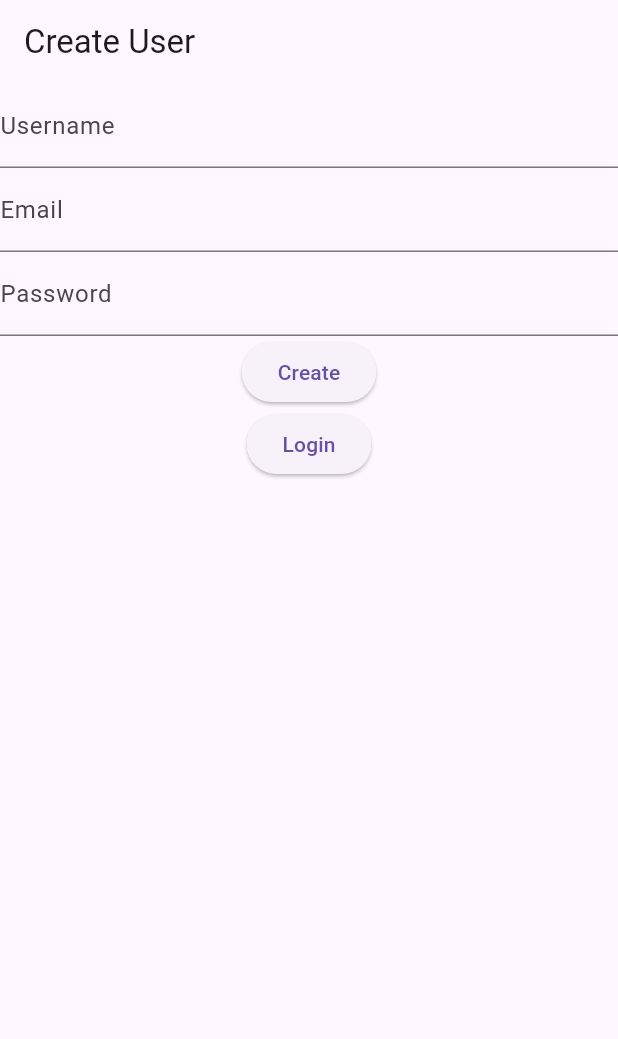
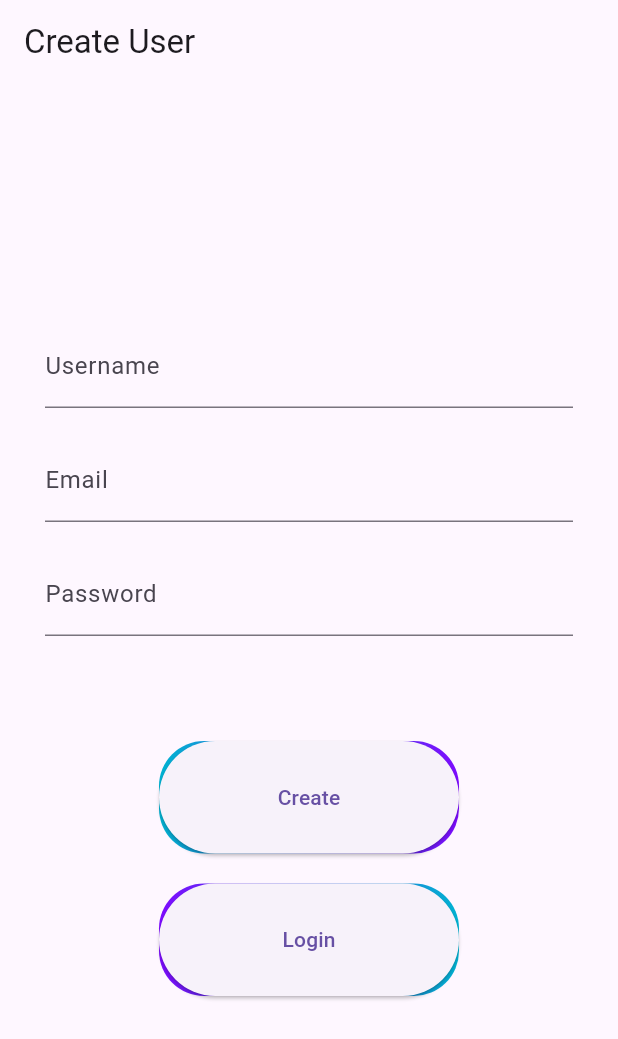
Before and after one commit to codewithwest/project_codewithwest-admin, a Flutter app: the screen it shows after launch, after a tap on "Register", on a phone screen of 412 x 824 dp. Shown: the top 1039 px of the screen. Run offline on Flutter 3.47's test engine with Material 3 defaults, Android fonts, the light colour scheme and no system bars; our stand-ins replace graphql_flutter; generated files the repository leaves out were written again.

Commit message:
Adding Landing, Login and Register styling

```diff
--- a/lib/src/auth/create_admin_user.dart
+++ b/lib/src/auth/create_admin_user.dart
@@ -1,4 +1,5 @@
 import 'package:codewithwest_admin/src/auth/login_admin_user.dart';
+import 'package:codewithwest_admin/src/helper/screen_breakpoints.dart';
 import 'package:flutter/material.dart';
 import 'package:graphql_flutter/graphql_flutter.dart';
 
@@ -34,15 +35,23 @@ class _CreateAdminUserState extends State<CreateAdminUser> {
       }
     }
     ''';
-
+    double screenWidth = MediaQuery.of(context).size.width;
     return Scaffold(
       appBar: AppBar(title: const Text('Create User')),
-      body: Align(
+      body: Container(
+        margin: EdgeInsets.symmetric(
+            horizontal: screenWidth > ScreenBreakpoints.large
+                ? 300
+                : screenWidth > ScreenBreakpoints.medium
+                    ? 150
+                    : 30),
         alignment: Alignment.center,
         // padding: const EdgeInsets.all(16.0),
-        child: Form(
         key: _formKey,
         child: Column(
+          spacing: 20,
+          mainAxisAlignment: MainAxisAlignment.center,
+          crossAxisAlignment: CrossAxisAlignment.center,
           children: [
             TextFormField(
               controller: _usernameController,
@@ -80,6 +89,7 @@ class _CreateAdminUserState extends State<CreateAdminUser> {
                 return null;
               },
             ),
+            SizedBox(height: 30),
             Mutation(
               options: MutationOptions(
                 // The options are here!
@@ -96,9 +106,20 @@ class _CreateAdminUserState extends State<CreateAdminUser> {
                 QueryResult? result,
               ) {
                 return Column(
+                  spacing: 20,
+
                   // Wrap in a Column to avoid layout issues
                   children: [
-                      ElevatedButton(
+                    Container(
+                      width: 200,
+                      height: 75,
+                      decoration: BoxDecoration(
+                          borderRadius: BorderRadius.circular(30),
+                          gradient: const LinearGradient(colors: [
+                            Color.fromARGB(255, 0, 178, 209),
+                            Color.fromARGB(255, 125, 10, 255),
+                          ])),
+                      child: ElevatedButton(
                         onPressed: () {
                           if (_formKey.currentState!.validate()) {
                             runMutation({
@@ -112,10 +133,21 @@ class _CreateAdminUserState extends State<CreateAdminUser> {
                         },
                         child: const Text('Create'),
                       ),
-                      ElevatedButton(
+                    ),
+                    Container(
+                      width: 200,
+                      height: 75,
+                      decoration: BoxDecoration(
+                          borderRadius: BorderRadius.circular(30),
+                          gradient: const LinearGradient(colors: [
+                            Color.fromARGB(255, 125, 10, 255),
+                            Color.fromARGB(255, 0, 178, 209),
+                          ])),
+                      child: ElevatedButton(
                         onPressed: () => Navigator.pushReplacementNamed(
                             context, LoginAdminUser.routeName),
                         child: const Text('Login'),
+                      ),
                     ),
                     if (result != null) // Check if result is not null
                       if (result.isLoading)
@@ -131,7 +163,6 @@ class _CreateAdminUserState extends State<CreateAdminUser> {
           ],
         ),
       ),
-      ),
     );
   }
 
--- /dev/null
+++ b/lib/src/helper/screen_breakpoints.dart
@@ -0,0 +1,5 @@
+class ScreenBreakpoints {
+  static const double small = 600; // Example: For smaller desktop screens
+  static const double medium = 1024; // Example: Typical desktop size
+  static const double large = 1440; // Example: Larger desktop screens
+}
--- a/lib/src/landing_page.dart
+++ b/lib/src/landing_page.dart
@@ -21,20 +21,51 @@ class _LandingPageState extends State<LandingPage> {
   Widget build(BuildContext context) {
     return Scaffold(
       appBar: AppBar(title: const Text('Create User')),
-      body: Align(
-        alignment: Alignment.center,
-        // padding: const EdgeInsets.all(16.0),
+      body: Center(
         child: Column(
+          spacing: 20,
+          crossAxisAlignment: CrossAxisAlignment.center,
+          mainAxisAlignment: MainAxisAlignment.center,
           children: [
-            ElevatedButton(
-              onPressed: () => Navigator.pushReplacementNamed(
-                  context, CreateAdminUser.routeName),
-              child: const Text('Register'),
+            Container(
+              width: 200,
+              height: 75,
+              decoration: BoxDecoration(
+                  borderRadius: BorderRadius.circular(30),
+                  gradient: const LinearGradient(colors: [
+                    Color.fromARGB(255, 125, 10, 255),
+                    Color.fromARGB(255, 0, 178, 209),
+                  ])),
+              child: ElevatedButton(
+                style: ElevatedButton.styleFrom(
+                    backgroundColor: Colors.transparent),
+                onPressed: () => Navigator.pushReplacementNamed(
+                    context, CreateAdminUser.routeName),
+                child: const Text(
+                  'Register',
+                  style: TextStyle(color: Colors.white),
+                ),
+              ),
             ),
-            ElevatedButton(
-              onPressed: () => Navigator.pushReplacementNamed(
-                  context, LoginAdminUser.routeName),
-              child: const Text('Login'),
+            Container(
+              width: 200,
+              height: 75,
+              decoration: BoxDecoration(
+                  borderRadius: BorderRadius.circular(30),
+                  gradient: const LinearGradient(colors: [
+                    Color.fromARGB(255, 125, 10, 255),
+                    Color.fromARGB(255, 0, 178, 209),
+                  ])),
+              child: ElevatedButton(
+                style: ElevatedButton.styleFrom(
+                    backgroundColor: Colors.transparent),
+                onPressed: () => Navigator.pushReplacementNamed(
+                    context, LoginAdminUser.routeName),
+                child: const Text(
+                  'Login',
+                  style: TextStyle(color: Colors.white),
+                ),
+              ),
             ),
           ],
         ),
```
Also changed, not shown: lib/src/auth/login_admin_user.dart (+36 -4 lines). Lines whose indentation alone changed are shown as unchanged.
